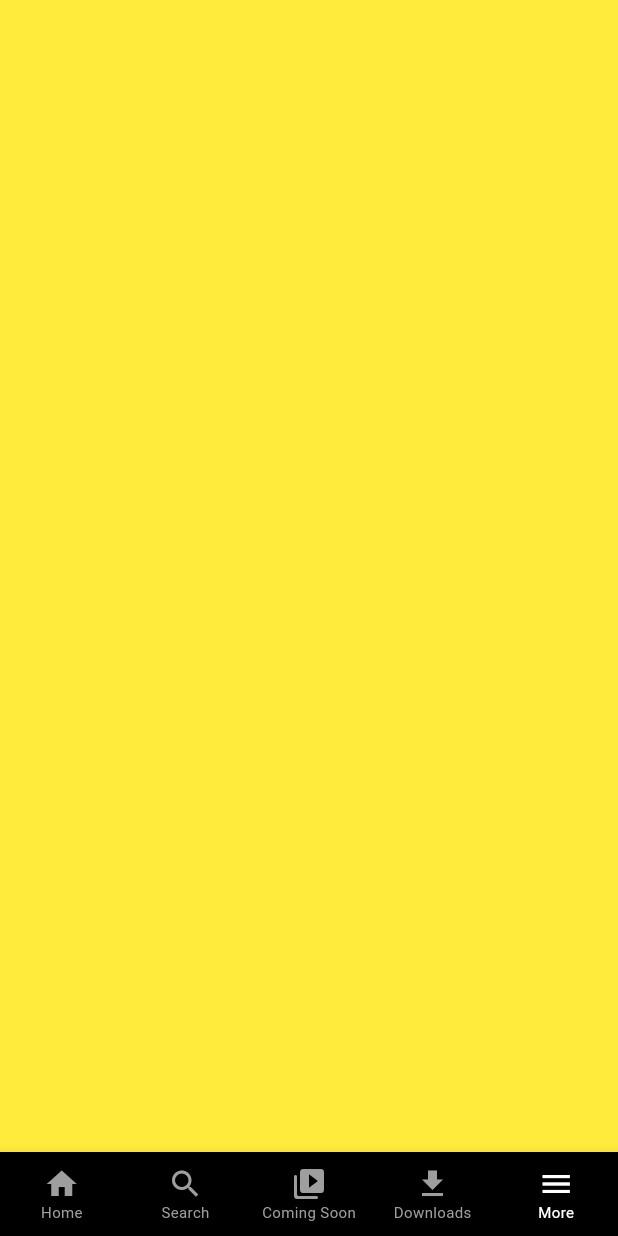
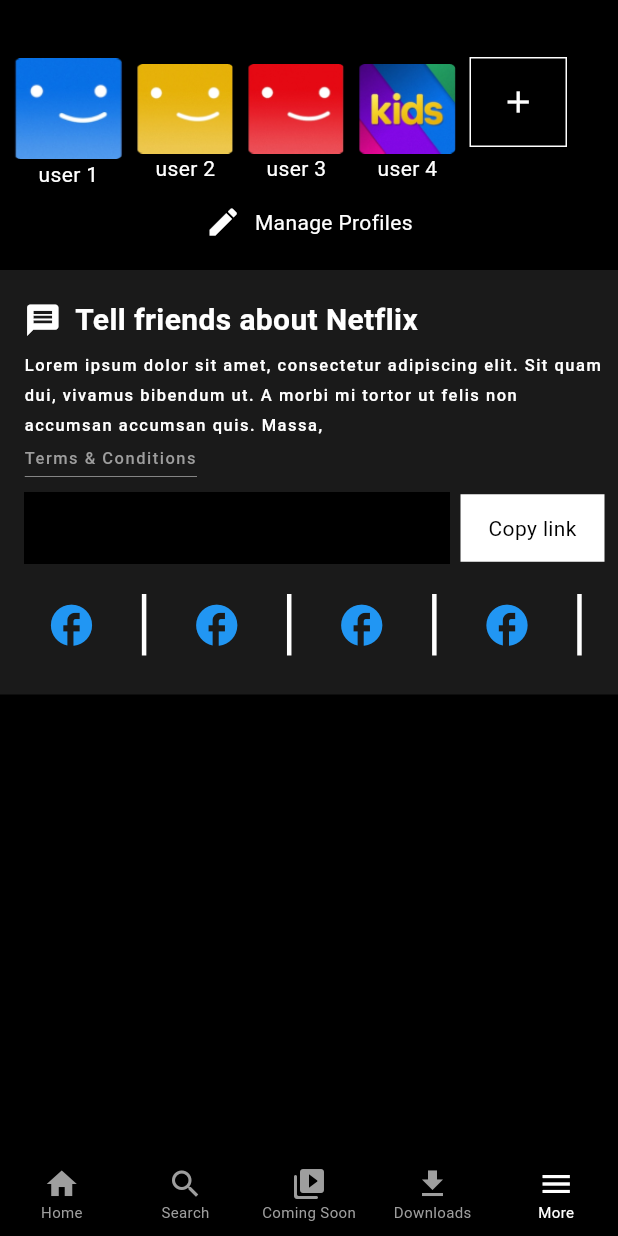
Before and after one commit to AdithyaSobhin/netflix_clone, a Flutter app: the screen it shows after launch, item 5 of the bottom bar chosen, on a phone screen of 412 x 824 dp. Run offline on Flutter 3.47's test engine with Material 3 defaults, Android fonts, the phone set to English and light mode, and no system bars; network calls fail.

Commit message:
more screen updated

```diff
--- a/lib/dummy_db.dart
+++ b/lib/dummy_db.dart
@@ -1,5 +1,4 @@
 import 'package:netflix_clone/utils/image_constants.dart';
-import 'package:netflix_clone/view/coming_soon_screen/widget/new_arrival_card.dart';
 
 class DummyDb {
   static List userList = [
--- a/lib/main.dart
+++ b/lib/main.dart
@@ -1,6 +1,5 @@
 import 'package:flutter/material.dart';
 import 'package:netflix_clone/view/bottom_navbar_screen/bottom_navbar_screen.dart';
-import 'package:netflix_clone/view/splash_screen/splash_screen.dart';
 
 void main() {
   runApp(MyApp());
--- a/lib/utils/color_constants.dart
+++ b/lib/utils/color_constants.dart
@@ -6,4 +6,5 @@ class ColorConstants {
   static const Color darkgrey = Color(0xff424242);
   static const Color lightgrey = Color(0xffC4C4C4);
   static const Color red = Color(0xffF50914);
+  static const Color lightBlack = Color(0xff1A1A1A);
 }
--- a/lib/view/bottom_navbar_screen/bottom_navbar_screen.dart
+++ b/lib/view/bottom_navbar_screen/bottom_navbar_screen.dart
@@ -2,8 +2,8 @@ import 'package:flutter/material.dart';
 import 'package:netflix_clone/utils/color_constants.dart';
 import 'package:netflix_clone/view/coming_soon_screen/coming_soon_screen.dart';
 import 'package:netflix_clone/view/home_screen/home_screen.dart';
+import 'package:netflix_clone/view/more_screen/more_screen.dart';
 import 'package:netflix_clone/view/search_screen/search_screen.dart';
-import 'package:netflix_clone/view/search_screen/widget/search_screen_card.dart';
 
 class BottomNavbarScreen extends StatefulWidget {
   const BottomNavbarScreen({super.key});
@@ -20,9 +20,7 @@ class _BottomNavbarScreenState extends State<BottomNavbarScreen> {
     Container(
       color: Colors.blue,
     ),
-    Container(
-      color: Colors.yellow,
-    ),
+    MoreScreen()
   ];
   int selectedIndex = 0;
 
--- a/lib/view/global_widgets/user_name_card.dart
+++ b/lib/view/global_widgets/user_name_card.dart
@@ -2,9 +2,16 @@ import 'package:flutter/material.dart';
 
 class UserNameCard extends StatelessWidget {
   const UserNameCard(
-      {super.key, required this.name, required this.image, this.onCardTapped});
+      {super.key,
+      required this.name,
+      required this.image,
+      this.onCardTapped,
+      this.hieght,
+      this.width});
   final String name;
   final String image;
+  final double? hieght;
+  final double? width;
   final void Function()? onCardTapped;
 
   @override
@@ -14,7 +21,8 @@ class UserNameCard extends StatelessWidget {
       child: Column(children: [
         Image.asset(
           image,
-          height: 92,
+          height: hieght,
+          width: width,
         ),
         Text(
           name,
--- /dev/null
+++ b/lib/view/more_screen/more_screen.dart
@@ -0,0 +1,241 @@
+import 'dart:io';
+
+import 'package:flutter/material.dart';
+import 'package:netflix_clone/dummy_db.dart';
+import 'package:netflix_clone/utils/color_constants.dart';
+import 'package:netflix_clone/view/global_widgets/user_name_card.dart';
+
+class MoreScreen extends StatefulWidget {
+  const MoreScreen({super.key});
+
+  @override
+  State<MoreScreen> createState() => _MoreScreenState();
+}
+
+class _MoreScreenState extends State<MoreScreen> {
+  @override
+  Widget build(BuildContext context) {
+    return Scaffold(
+      backgroundColor: ColorConstants.mainBlack,
+      body: SafeArea(
+        child: Column(
+          children: [
+            SizedBox(
+              height: 38,
+            ),
+            //#1 user selection section
+
+            _buildUserSelectionSection(),
+            SizedBox(
+              height: 9,
+            ),
+            Row(
+              mainAxisAlignment: MainAxisAlignment.center,
+              children: [
+                Icon(
+                  Icons.edit,
+                  color: ColorConstants.mainWhite,
+                ),
+                SizedBox(
+                  width: 9,
+                ),
+                Text(
+                  "Manage Profiles",
+                  style: TextStyle(color: ColorConstants.mainWhite),
+                ),
+              ],
+            ),
+            SizedBox(
+              height: 20,
+            ),
+            //#2 referrel section
+            _buildReferrelSection()
+          ],
+        ),
+      ),
+    );
+  }
+
+  Container _buildReferrelSection() {
+    return Container(
+      padding: EdgeInsets.only(left: 16, top: 19, right: 9, bottom: 26),
+      color: ColorConstants.lightBlack,
+      child: Column(
+        crossAxisAlignment: CrossAxisAlignment.start,
+        children: [
+          Row(
+            children: [
+              Icon(
+                Icons.message,
+                size: 25,
+                color: ColorConstants.mainWhite,
+              ),
+              SizedBox(
+                width: 9,
+              ),
+              Text(
+                "Tell friends about Netflix",
+                style: TextStyle(
+                    color: ColorConstants.mainWhite,
+                    fontSize: 20,
+                    fontWeight: FontWeight.bold),
+              ),
+            ],
+          ),
+          SizedBox(
+            height: 5,
+          ),
+          Text(
+            "Lorem ipsum dolor sit amet, consectetur adipiscing elit. Sit quam dui, vivamus bibendum ut. A morbi mi tortor ut felis non accumsan accumsan quis. Massa,",
+            style: TextStyle(
+                letterSpacing: 1,
+                color: ColorConstants.mainWhite,
+                fontSize: 11,
+                fontWeight: FontWeight.w500,
+                height: 1.8),
+          ),
+          SizedBox(
+            height: 10,
+          ),
+          Text(
+            "Terms & Conditions",
+            style: TextStyle(
+                shadows: [Shadow(offset: Offset(0, -8), color: Colors.grey)],
+                letterSpacing: 1,
+                color: Colors.transparent,
+                fontSize: 11,
+                fontWeight: FontWeight.w500,
+                height: 1.8,
+                decoration: TextDecoration.underline,
+                decorationColor: Colors.grey),
+          ),
+          SizedBox(
+            height: 5,
+          ),
+          Row(
+            children: [
+              Expanded(
+                  child: TextField(
+                decoration: InputDecoration(
+                    border: InputBorder.none,
+                    fillColor: ColorConstants.mainBlack,
+                    filled: true),
+              )),
+              SizedBox(
+                width: 7,
+              ),
+              Container(
+                height: 45,
+                width: 96,
+                alignment: Alignment.center,
+                color: ColorConstants.mainWhite,
+                child: Text(
+                  "Copy link",
+                  style: TextStyle(color: ColorConstants.mainBlack),
+                ),
+              )
+            ],
+          ),
+          SizedBox(
+            height: 20,
+          ),
+          Row(
+            mainAxisAlignment: MainAxisAlignment.spaceAround,
+            children: [
+              Icon(
+                Icons.facebook,
+                size: 33,
+                color: Colors.blue,
+              ),
+              SizedBox(
+                height: 41,
+                child: VerticalDivider(
+                  color: ColorConstants.mainWhite,
+                  width: 3,
+                  thickness: 3,
+                ),
+              ),
+              Icon(
+                Icons.facebook,
+                size: 33,
+                color: Colors.blue,
+              ),
+              SizedBox(
+                height: 41,
+                child: VerticalDivider(
+                  color: ColorConstants.mainWhite,
+                  width: 3,
+                  thickness: 3,
+                ),
+              ),
+              Icon(
+                Icons.facebook,
+                size: 33,
+                color: Colors.blue,
+              ),
+              SizedBox(
+                height: 41,
+                child: VerticalDivider(
+                  color: ColorConstants.mainWhite,
+                  width: 3,
+                  thickness: 3,
+                ),
+              ),
+              Icon(
+                Icons.facebook,
+                size: 33,
+                color: Colors.blue,
+              ),
+              SizedBox(
+                height: 41,
+                child: VerticalDivider(
+                  color: ColorConstants.mainWhite,
+                  width: 3,
+                  thickness: 3,
+                ),
+              )
+            ],
+          )
+        ],
+      ),
+    );
+  }
+
+  Padding _buildUserSelectionSection() {
+    return Padding(
+      padding: const EdgeInsets.symmetric(horizontal: 9),
+      child: Row(
+        children: List.generate(
+            DummyDb.userList.length + 1,
+            (index) => index < DummyDb.userList.length
+                ? Padding(
+                    padding: const EdgeInsets.only(right: 9),
+                    child: UserNameCard(
+                        hieght: index == 0 ? 68 : 60,
+                        width: index == 0 ? 73 : 65,
+                        name: DummyDb.userList[index]["name"],
+                        image: DummyDb.userList[index]["imagePath"]),
+                  )
+                : Column(
+                    children: [
+                      Container(
+                        decoration: BoxDecoration(
+                            border:
+                                Border.all(color: ColorConstants.mainWhite)),
+                        height: 60,
+                        width: 65,
+                        child: Icon(
+                          Icons.add,
+                          color: ColorConstants.mainWhite,
+                        ),
+                      ),
+                      Text(
+                        "",
+                        style: TextStyle(color: Colors.white, height: 2),
+                      )
+                    ],
+                  )),
+      ),
+    );
+  }
+}
```
